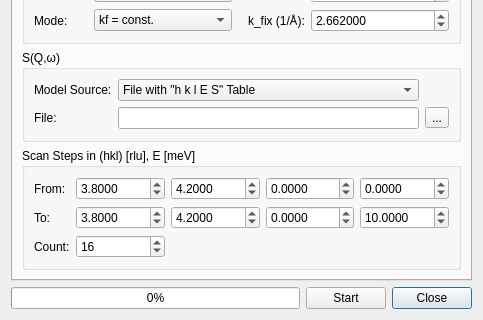
First picture: the form in ui/monteconvo.ui, repository tweber-ill/frm_mirror-takin1, before the edit; both pictures show x 0 to 483 and y 194 to 514 of the 483 by 514 pixel window.
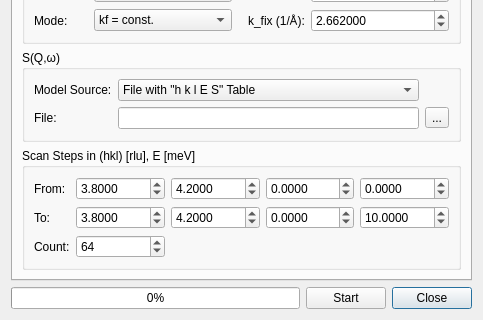
Second picture: the form after the edit. Icons and pictures are not drawn. Custom widgets are drawn as their Qt base class.

The edit to the form file:
```diff
--- a/ui/monteconvo.ui
+++ b/ui/monteconvo.ui
@@ -322,7 +322,7 @@
              <number>16384</number>
             </property>
             <property name="value">
-             <number>16</number>
+             <number>64</number>
             </property>
            </widget>
           </item>
```
